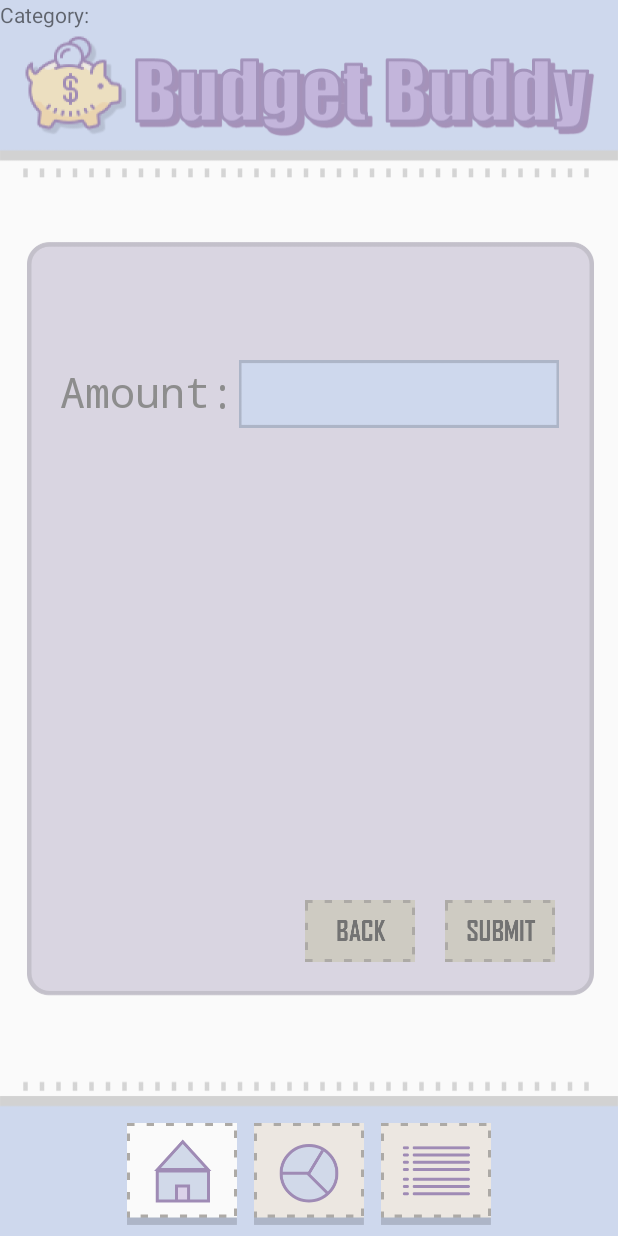
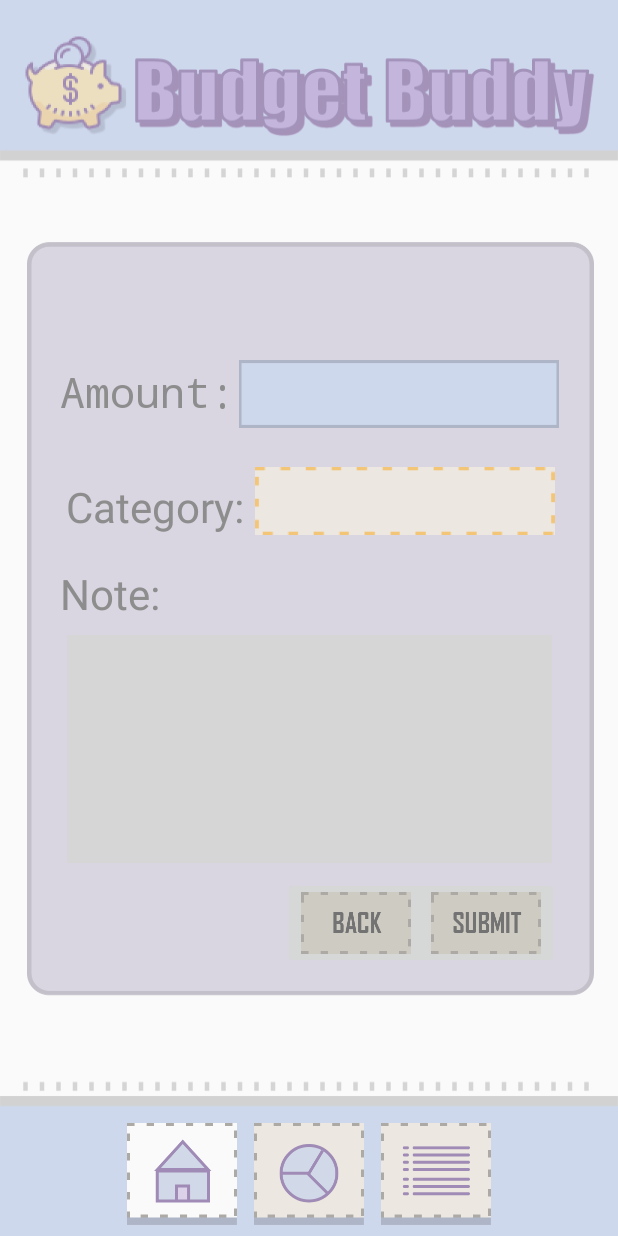
Before and after one commit to banuelossoto-leticia/BudgetBuddy, an Android app: the AddTransactionActivity screen opened directly, with no data from a screen before it, on a phone screen of 412 x 824 dp. Run offline under Robolectric (Android 15) with nearby library versions, the phone set to English and light mode, and no system bars.

Commit message:
Added the content to the AddTransactionActivity as well as add functionality to the navigation buttons. Uploaded more xml files into the folder. Added the functionality to the back and submit buttons. Added the TransactionConfirmationActivity. Added the functionality of the navigation buttons on TransactionConfirmationActivity. Made TransactionConfirmationActivity to only show for a few seconds before going to HomeScreenActivity

```diff
--- a/app/src/main/AndroidManifest.xml
+++ b/app/src/main/AndroidManifest.xml
@@ -9,7 +9,8 @@
         android:roundIcon="@mipmap/ic_launcher_round"
         android:supportsRtl="true"
         android:theme="@style/AppTheme">
-        <activity android:name=".AddTransactionActivity"></activity>
+        <activity android:name=".TransactionConfirmationActivity"></activity>
+        <activity android:name=".AddTransactionActivity" />
         <activity android:name=".TransactionListActivity" />
         <activity android:name=".PieChartActivity" />
         <activity android:name=".SplashScreenActivity">
--- a/app/src/main/java/com/example/cecs448/AddTransactionActivity.java
+++ b/app/src/main/java/com/example/cecs448/AddTransactionActivity.java
@@ -2,7 +2,11 @@ package com.example.cecs448;
 
 import androidx.appcompat.app.AppCompatActivity;
 
+import android.annotation.SuppressLint;
+import android.content.Intent;
 import android.os.Bundle;
+import android.view.View;
+import android.widget.ImageButton;
 
 public class AddTransactionActivity extends AppCompatActivity {
 
@@ -10,5 +14,45 @@ public class AddTransactionActivity extends AppCompatActivity {
     protected void onCreate(Bundle savedInstanceState) {
         super.onCreate(savedInstanceState);
         setContentView(R.layout.activity_add_transaction);
+
+        //this is the button for the pieChartActivity from AddTransactionActivity
+        ImageButton pieChartButton = (ImageButton) findViewById(R.id.pieChartButton4);
+        pieChartButton.setOnClickListener(new View.OnClickListener(){
+            @Override
+            public void onClick(View v){
+                Intent intent = new Intent(AddTransactionActivity.this, PieChartActivity.class);
+                startActivity(intent);
+            }
+        });
+
+        //this the button for the transactionListActivity from AddTransactionActivity
+        ImageButton transactionListButton = (ImageButton) findViewById(R.id.transactionListButton4);
+        transactionListButton.setOnClickListener(new View.OnClickListener(){
+            @Override
+            public void onClick(View v){
+                Intent intent = new Intent(AddTransactionActivity.this, TransactionListActivity.class);
+                startActivity(intent);
+            }
+        });
+
+        //this is the button for the back_Button
+        ImageButton backButton = (ImageButton) findViewById(R.id.back_button);
+        backButton.setOnClickListener(new View.OnClickListener(){
+            @Override
+            public void onClick(View v){
+                Intent intent = new Intent(AddTransactionActivity.this, HomeScreenActivity.class);
+                startActivity(intent);
+            }
+        });
+
+        //this is the submit_button
+        ImageButton submitButton = (ImageButton) findViewById(R.id.submit_button);
+        submitButton.setOnClickListener(new View.OnClickListener(){
+            @Override
+            public void onClick(View v){
+                Intent intent = new Intent(AddTransactionActivity.this, TransactionConfirmationActivity.class);
+                startActivity(intent);
+            }
+        });
     }
 }
--- a/app/src/main/res/layout/activity_add_transaction.xml
+++ b/app/src/main/res/layout/activity_add_transaction.xml
@@ -47,7 +47,7 @@
         app:layout_constraintTop_toTopOf="parent"
         app:layout_constraintVertical_bias="0.99" />
 
-    <ImageView
+    <ImageButton
         android:id="@+id/submit_button"
         android:layout_width="wrap_content"
         android:layout_height="wrap_content"
@@ -59,7 +59,7 @@
         app:layout_constraintVertical_bias="0.767"
         app:srcCompat="@drawable/submit_button" />
 
-    <ImageView
+    <ImageButton
         android:id="@+id/back_button"
         android:layout_width="wrap_content"
         android:layout_height="wrap_content"
@@ -105,11 +105,58 @@
         app:layout_constraintVertical_bias="0.308" />
 
     <TextView
-        android:id="@+id/category"
+        android:id="@+id/categoryTextView"
         android:layout_width="wrap_content"
         android:layout_height="wrap_content"
         android:text="Category:"
-        tools:layout_editor_absoluteX="56dp"
-        tools:layout_editor_absoluteY="332dp" />
+        android:textColor="#8D8D8D"
+        android:textSize="28sp"
+        app:layout_constraintBottom_toBottomOf="@+id/pieChartButton4"
+        app:layout_constraintEnd_toEndOf="parent"
+        app:layout_constraintHorizontal_bias="0.15"
+        app:layout_constraintStart_toStartOf="parent"
+        app:layout_constraintTop_toTopOf="parent"
+        app:layout_constraintVertical_bias="0.409" />
+
+    <Spinner
+        android:id="@+id/categoryDropDownMenu"
+        android:layout_width="200dp"
+        android:layout_height="45dp"
+        android:background="@drawable/drop_down_menu_background"
+        android:dropDownSelector="@drawable/drop_down_menu_icon"
+        app:layout_constraintBottom_toBottomOf="parent"
+        app:layout_constraintEnd_toEndOf="parent"
+        app:layout_constraintHorizontal_bias="0.802"
+        app:layout_constraintStart_toStartOf="parent"
+        app:layout_constraintTop_toTopOf="parent"
+        app:layout_constraintVertical_bias="0.400" />
+
+    <TextView
+        android:id="@+id/noteTextView"
+        android:layout_width="wrap_content"
+        android:layout_height="wrap_content"
+        android:text="Note:"
+        android:textColor="#8D8D8D"
+        android:textSize="28sp"
+        app:layout_constraintBottom_toBottomOf="parent"
+        app:layout_constraintEnd_toEndOf="parent"
+        app:layout_constraintHorizontal_bias="0.115"
+        app:layout_constraintStart_toStartOf="parent"
+        app:layout_constraintTop_toTopOf="parent"
+        app:layout_constraintVertical_bias="0.479" />
+
+    <EditText
+        android:id="@+id/noteTextField"
+        android:layout_width="323dp"
+        android:layout_height="152dp"
+        android:ems="10"
+        android:foreground="@drawable/note_text_field_background"
+        android:inputType="textPersonName"
+        android:text="Name"
+        app:layout_constraintBottom_toBottomOf="@+id/pieChartButton4"
+        app:layout_constraintEnd_toEndOf="parent"
+        app:layout_constraintStart_toStartOf="parent"
+        app:layout_constraintTop_toTopOf="parent"
+        app:layout_constraintVertical_bias="0.637" />
 
 </androidx.constraintlayout.widget.ConstraintLayout>
```
Also changed, not shown: app/src/main/java/com/example/cecs448/TransactionConfirmationActivity.java (added, +54 -0 lines), app/src/main/res/layout/activity_transaction_confirmation.xml (added, +49 -0 lines).
